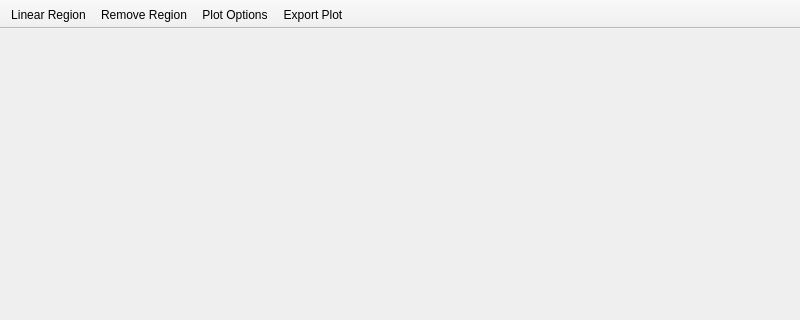
First picture: the form in specviz/data/ui/plot_window.ui, repository spacetelescope/specviz, before the edit; both pictures show x 0 to 800 and y 0 to 320 of the 800 by 600 pixel window.
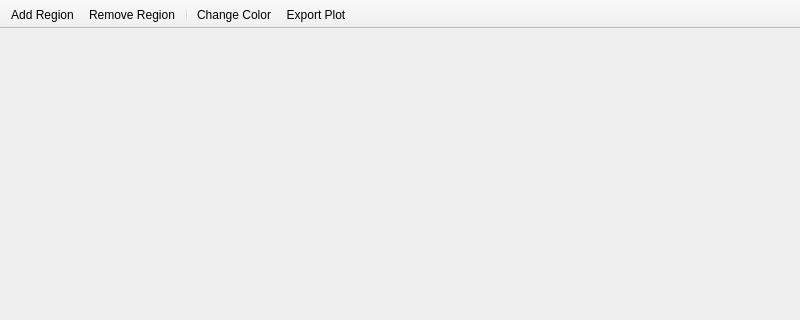
Second picture: the form after the edit. Icons and pictures are not drawn.

Commit message: Make theme state agnostic; update plot window tools

Patch:
```diff
--- a/specviz/data/ui/plot_window.ui
+++ b/specviz/data/ui/plot_window.ui
@@ -62,12 +62,13 @@
    </attribute>
    <addaction name="linear_region_action"/>
    <addaction name="remove_region_action"/>
-   <addaction name="plot_options_action"/>
+   <addaction name="separator"/>
+   <addaction name="change_color_action"/>
    <addaction name="export_plot_action"/>
   </widget>
   <action name="linear_region_action">
    <property name="text">
-    <string>Linear Region</string>
+    <string>Add Region</string>
    </property>
    <property name="toolTip">
     <string>Add a linear selection region</string>
@@ -105,6 +106,18 @@
     <string>Remove selected region</string>
    </property>
   </action>
+  <action name="change_color_action">
+   <property name="icon">
+    <iconset>
+     <normaloff>:/icons/color.svg</normaloff>:/icons/color.svg</iconset>
+   </property>
+   <property name="text">
+    <string>Change Color</string>
+   </property>
+   <property name="toolTip">
+    <string>Change the current plot item color</string>
+   </property>
+  </action>
  </widget>
  <resources/>
  <connections/>
```
Left out of the diff: 15 changed lines with no effect on the pictures. The commit also changes 16 other files.
